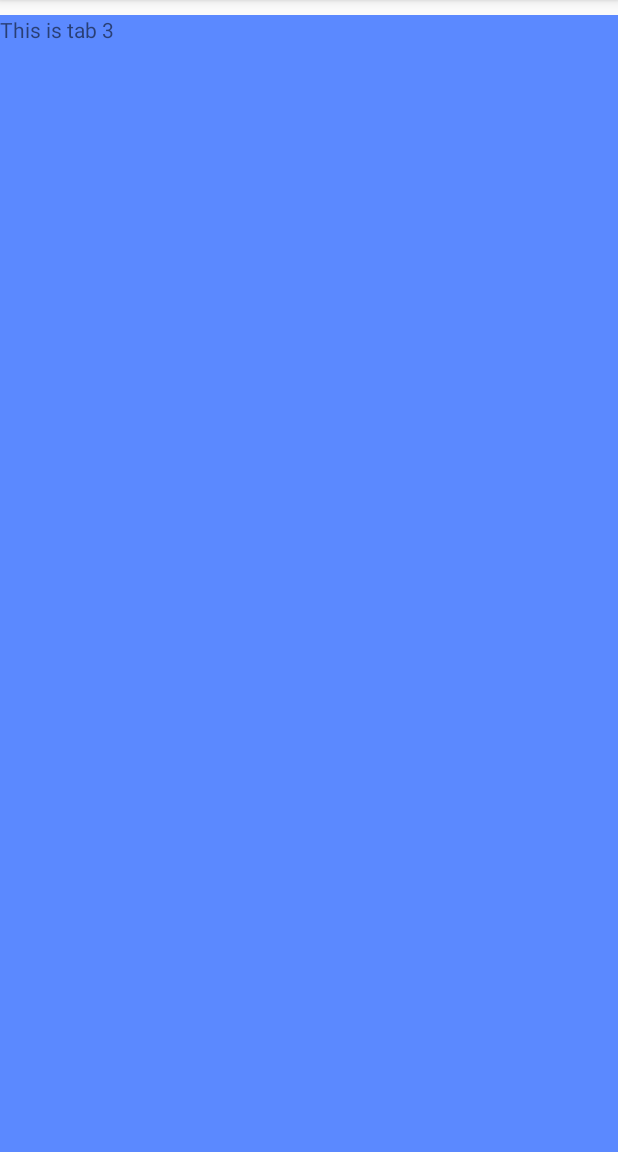
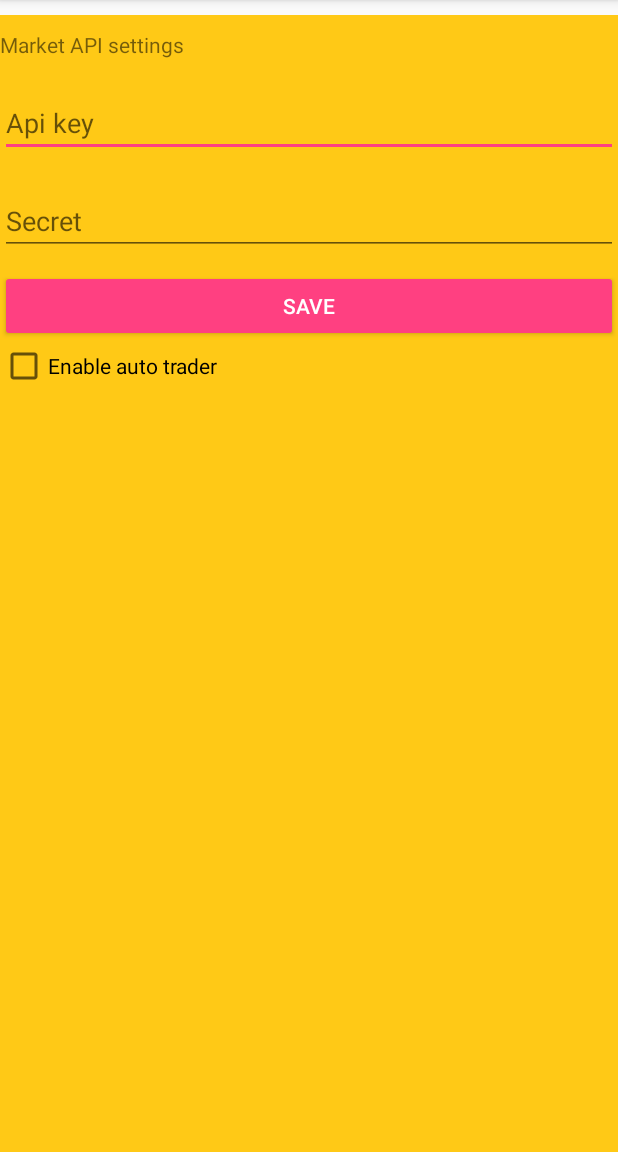
Before and after one commit to alimogh/AndroidApp, an Android app: the screen it shows after launch (MainActivity), on a phone screen of 412 x 824 dp, the part 84-1236 px from its top. Run offline under Robolectric (Android 15) with nearby library versions, the phone set to English and light mode, and no system bars.

Commit message:
settings

```diff
--- a/app/src/main/AndroidManifest.xml
+++ b/app/src/main/AndroidManifest.xml
@@ -8,6 +8,7 @@
         android:label="@string/app_name"
         android:supportsRtl="true"
         android:theme="@style/AppTheme">
+
         <activity android:name=".MainActivity">
             <intent-filter>
                 <action android:name="android.intent.action.MAIN" />
@@ -15,6 +16,7 @@
                 <category android:name="android.intent.category.LAUNCHER" />
             </intent-filter>
         </activity>
+
     </application>
 
 </manifest>
--- a/app/src/main/java/seler/kamil/com/cryptoseler/MainActivity.java
+++ b/app/src/main/java/seler/kamil/com/cryptoseler/MainActivity.java
@@ -46,6 +46,9 @@ public class MainActivity extends AppCompatActivity {
     private int indexToRemove = -1;
     private JSONObject obj;
     private JSONArray tokens;
+    private EditText api;
+    private EditText secret;
+    private Button confirm;
 
     @Override
     protected void onCreate(Bundle savedInstanceState) {
@@ -56,10 +59,11 @@ public class MainActivity extends AppCompatActivity {
         removeButton = (Button) findViewById(R.id.remove_button);
         tabhost = (TabHost) findViewById(R.id.tabHost);
 
-        //ada = new SingleRow(this, row);
+        api = (EditText)findViewById(R.id.api_key);
+        secret = (EditText)findViewById(R.id.api_secret);
+        confirm = (Button)findViewById(R.id.save_api_data);
 
         list = (ListView) findViewById(R.id.listView);
-        //list.setAdapter(ada);
 
         tabhost.setup();
         TabHost.TabSpec ts = tabhost.newTabSpec("main");
@@ -117,16 +121,39 @@ public class MainActivity extends AppCompatActivity {
                 indexToRemove = position;
             }
         });
+
         Log.d("Loading state: "," reading assets");
         this.row = new ArrayList<DataRow>();
         tokens = new JSONArray();
         try {
             obj = new JSONObject(readData());
             tokens = obj.getJSONArray("tokens");
+
+            Log.d("dupaaaa", obj.toString());
+            api.setText(obj.getString("key"));
+            secret.setText(obj.getString("secret"));
             fillList(tokens);
         } catch (JSONException e) {
             e.printStackTrace();
         }
+
+        confirm.setOnClickListener(new View.OnClickListener(){
+            @Override
+            public void onClick(View v) {
+
+                try {
+                    obj.remove("key");
+                    obj.remove("secret");
+                    obj.put("key", api.getText());
+                    obj.put("secret", secret.getText());
+                    saveData(obj);
+                } catch (JSONException e) {
+                    e.printStackTrace();
+                }
+
+
+            }
+        });
     }
 
     private void fillList(JSONArray array){
@@ -142,6 +169,29 @@ public class MainActivity extends AppCompatActivity {
         ada = new SingleRow(this, row);
         list.setAdapter(ada);
     }
+
+    View.OnClickListener saveApiData = new View.OnClickListener(){
+
+        @Override
+
+        public void onClick(View v) {
+            Log.d("dpaaaaaaaa","cefelellellelee");
+            try {
+                obj.remove("key");
+                obj.put("key", api.getText());
+
+                obj.remove("secret");
+                obj.put("secret", secret.getText());
+
+                saveData(obj);
+
+                Log.d("dpaaaaaaaa",obj.get("key")+ " "+obj.get("secret"));
+
+            } catch (JSONException e) {
+                e.printStackTrace();
+            }
+        }
+    };
 
     public void alert(){
 
@@ -250,7 +300,7 @@ public class MainActivity extends AppCompatActivity {
 
     }
 
-    private void saveData(JSONObject objToSave){
+    public void saveData(JSONObject objToSave){
         try {
             FileOutputStream fos = openFileOutput("seler_settings.json", Context.MODE_PRIVATE);
             fos.write(objToSave.toString().getBytes());
@@ -263,4 +313,8 @@ public class MainActivity extends AppCompatActivity {
 
     }
 
+    @Override
+    protected void onDestroy() {
+        saveData(obj);
+    }
 }
--- a/app/src/main/res/layout/activity_main.xml
+++ b/app/src/main/res/layout/activity_main.xml
@@ -89,13 +89,53 @@
                     android:id="@+id/settings"
                     android:layout_width="match_parent"
                     android:layout_height="match_parent"
-                    android:background="#5b89ff"
+                    android:background="#ffc916"
                     android:orientation="vertical">
+
 
                     <TextView
                         android:layout_width="match_parent"
-                        android:layout_height="match_parent"
-                        android:text="This is tab 3" />
+                        android:layout_height="wrap_content"
+                        android:id="@+id/textView2"
+                        android:text="Market API settings"
+                        android:layout_marginTop="10dp"
+                        android:layout_marginBottom="10dp"/>
+
+                    <EditText
+                        android:layout_width="match_parent"
+                        android:layout_height="wrap_content"
+                        android:inputType="text"
+                        android:ems="10"
+                        android:id="@+id/api_key"
+                        android:hint="Api key"
+                        android:layout_marginTop="10dp"
+                        android:layout_marginBottom="10dp"
+                        />
+
+                    <EditText
+                        android:layout_width="match_parent"
+                        android:layout_height="wrap_content"
+                        android:inputType="text"
+                        android:ems="10"
+                        android:id="@+id/api_secret"
+                        android:hint="Secret"
+                        android:layout_marginTop="10dp"
+                        android:layout_marginBottom="10dp"/>
+
+                    <Button
+                        android:text="Save"
+                        android:layout_width="match_parent"
+                        android:layout_height="wrap_content"
+                        android:id="@+id/save_api_data"
+                        style="@style/Widget.AppCompat.Button.Colored" />
+
+                    <CheckBox
+                        android:text="Enable auto trader"
+                        android:layout_width="match_parent"
+                        android:layout_height="wrap_content"
+                        android:id="@+id/auto_trader" />
+
+
                 </LinearLayout>
 
 
```
Also changed, not shown: app/src/main/java/seler/kamil/com/cryptoseler/seler_settings.json (deleted).
